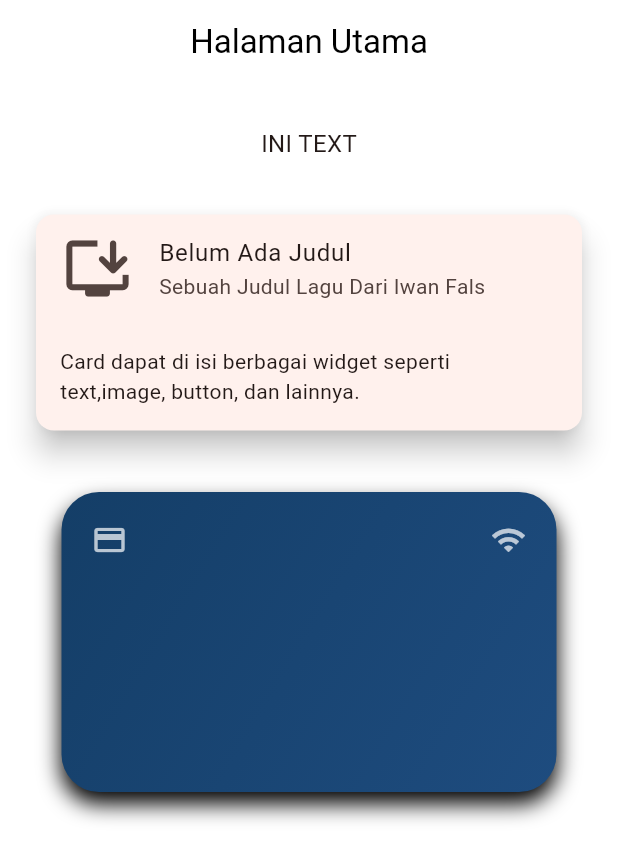
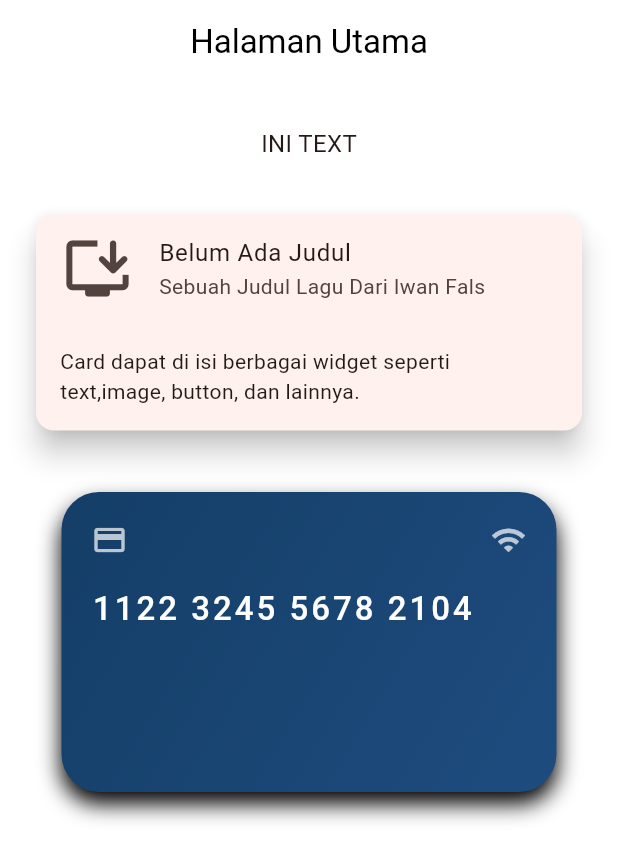
Before and after one commit to ChaerulUmamMaulana/tugas_week_8, a Flutter app: the screen it shows after launch, on a phone screen of 412 x 824 dp. Shown: the top 861 px of the screen. Run offline on Flutter 3.47's test engine with Material 3 defaults, Android fonts, the phone set to English and light mode, and no system bars.

Commit message:
membuat text setelah chil column untuk membuat nomor kartu dengan style

```diff
--- a/lib/pages/page_card_01.dart
+++ b/lib/pages/page_card_01.dart
@@ -83,6 +83,17 @@ class PageCard01 extends StatelessWidget {
                           Icon(Icons.wifi, color: Colors.white70),
                         ],
                       ),
+                     SizedBox(height: 18),
+                     Text(
+                        "1122 3245 5678 2104",
+                        style: TextStyle(
+                          color: Colors.white,
+                          fontSize: 22,
+                          letterSpacing: 2,
+                          fontWeight: FontWeight.w500,
+                        ),
+                      ),
+
                     ],
                     ),
 
```
